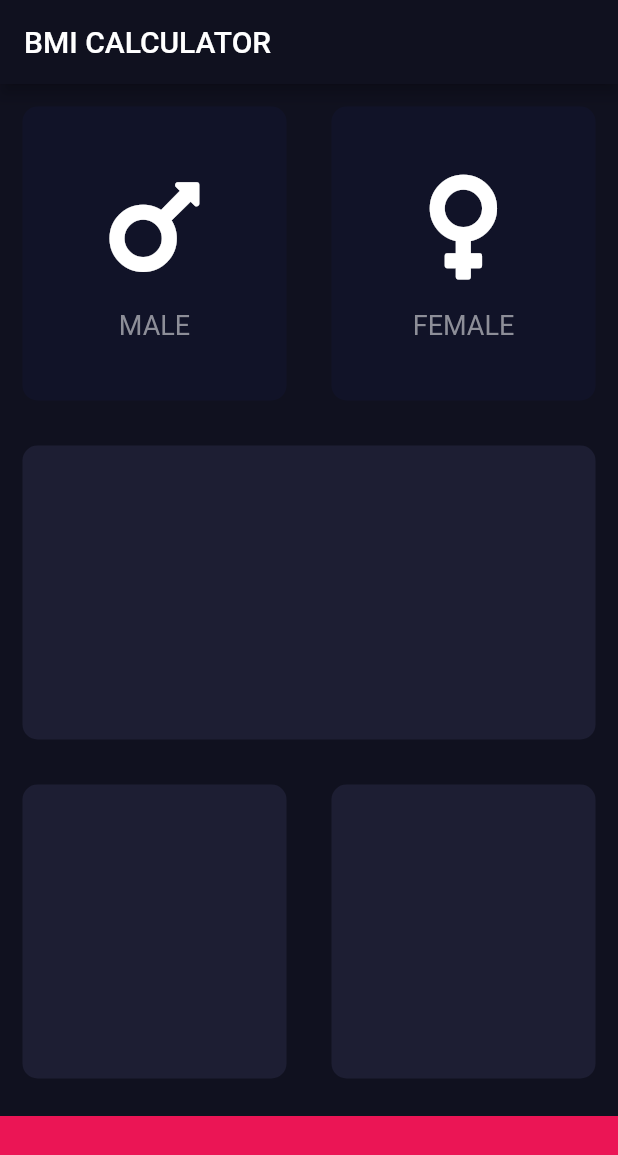
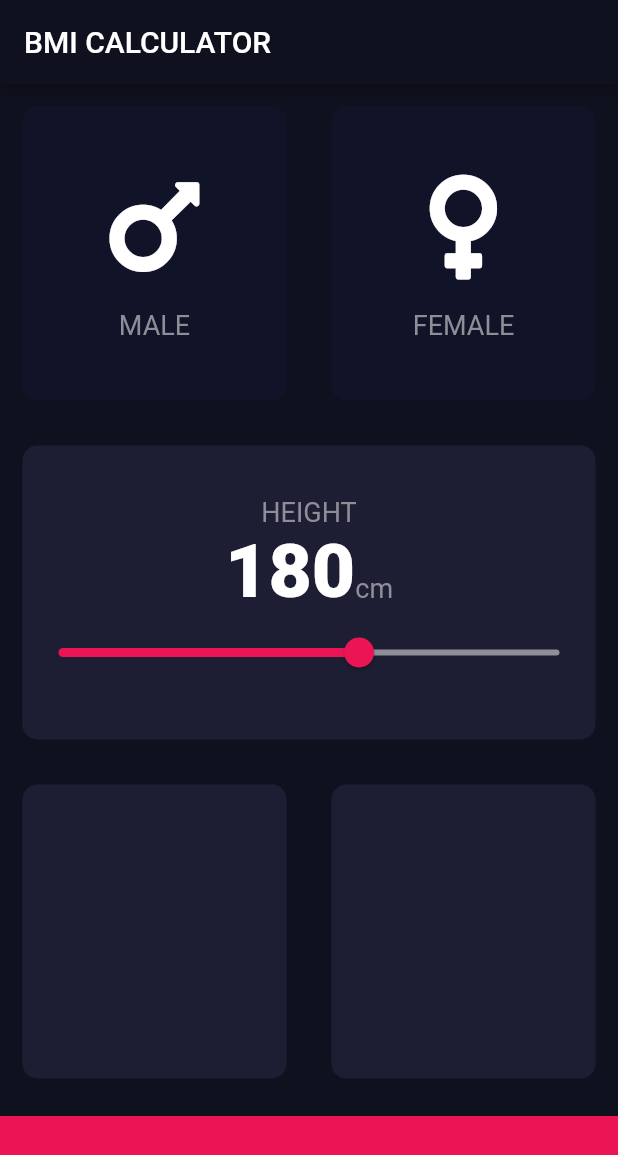
Before and after one commit to mimimimaimai55/bmi_calculator, a Flutter app: the screen it shows after launch, on a phone screen of 412 x 824 dp. Shown: the top 1155 px of the screen. Run offline on Flutter 3.47's test engine with Material 2 defaults, Android fonts, the phone set to English and light mode, and no system bars; our stand-ins replace font_awesome_flutter.

Commit message:
セクション12-130 最後まで完了 身長のスライダー設置まで

```diff
--- /dev/null
+++ b/lib/constants.dart
@@ -0,0 +1,18 @@
+import 'package:flutter/material.dart';
+
+
+const kBottomContainerHeight = 80.0;
+const kActiveCardColour = Color(0xff1D1E33);
+const kInactiveCardColour = Color(0xff111328);
+const kBottomContainerColour = Color(0xFFEB1555);
+
+
+const kLabelTextStyle = TextStyle(
+    fontSize: 18.0,
+    color: Color(0xFF8D8E98)
+);
+
+const kNumberTextStyle =  TextStyle(
+  fontSize: 50.0,
+  fontWeight: FontWeight.w900,
+);
--- a/lib/icon_content.dart
+++ b/lib/icon_content.dart
@@ -1,9 +1,5 @@
 import 'package:flutter/material.dart';
-
-const labelTextStyle = TextStyle(
-    fontSize: 18.0,
-    color: Color(0xFF8D8E98)
-);
+import 'constants.dart';
 
 class IconContent extends StatelessWidget {
 
@@ -26,7 +22,7 @@ class IconContent extends StatelessWidget {
         ),
         Text(
             label!,
-            style: labelTextStyle,
+            style: kLabelTextStyle,
         )
       ],
     );
--- a/lib/input_page.dart
+++ b/lib/input_page.dart
@@ -2,11 +2,7 @@ import 'package:flutter/material.dart';
 import 'package:font_awesome_flutter/font_awesome_flutter.dart';
 import 'icon_content.dart';
 import 'reusable_card.dart';
-
-const bottomContainerHeight = 80.0;
-const activeCardColour = Color(0xff1D1E33);
-const inactiveCardColour = Color(0xff111328);
-const bottomContainerColour = Color(0xFFEB1555);
+import 'constants.dart';
 
 enum Gender {
   male,
@@ -21,32 +17,7 @@ class InputPage extends StatefulWidget {
 class _InputPageState extends State<InputPage> {
 
   Gender? selectedGender;
-
-  // Color maleCardColour = inactiveCardColour;
-  // Color femaleCardColour = inactiveCardColour;
-
-  // //1 = male, 2 = female
-  // void updateColour(Gender selectedGender) {
-  //   //male card pressed
-  //   if (selectedGender == Gender.male) {
-  //     if (maleCardColour == inactiveCardColour) {
-  //       maleCardColour = activeCardColour;
-  //       femaleCardColour = inactiveCardColour;
-  //     } else {
-  //       maleCardColour = inactiveCardColour;
-  //     }
-  //   }
-  //   //女性のカードが押された時
-  //   if (selectedGender == Gender.female) {
-  //     if (femaleCardColour == inactiveCardColour) {
-  //       femaleCardColour = activeCardColour;
-  //       maleCardColour = inactiveCardColour;
-  //     } else {
-  //       femaleCardColour = inactiveCardColour;
-  //     }
-  //   }
-  // }
-
+  int height = 180;
 
     @override
     Widget build(BuildContext context) {
@@ -55,43 +26,75 @@ class _InputPageState extends State<InputPage> {
           title: Text('BMI CALCULATOR'),
         ),
         body: Column(
+          crossAxisAlignment: CrossAxisAlignment.stretch,
           children: <Widget>[
             Expanded(
                 child: Row(
                   children: <Widget>[
                     Expanded(
-                      child: GestureDetector(
-                        onTap: () {
+                      child: ReusableCard(
+                        onPress: (){
                           setState(() {
                             selectedGender = Gender.male;
                           });
                         },
-                        child: ReusableCard(
-                          colour: selectedGender == Gender.male ? activeCardColour : inactiveCardColour,
-                          cardChild: IconContent(
-                              icon: FontAwesomeIcons.mars, label: 'MALE'),
-                        ),
+                        colour: selectedGender == Gender.male ? kActiveCardColour : kInactiveCardColour,
+                        cardChild: IconContent(
+                            icon: FontAwesomeIcons.mars, label: 'MALE'),
                       ),
                     ),
                     Expanded(
-                      child: GestureDetector(
-                        onTap: (){
+                      child: ReusableCard(
+                        onPress: (){
                           setState(() {
                             selectedGender = Gender.female;
                           });
                         },
-                        child: ReusableCard(
-                          colour: selectedGender == Gender.female ? activeCardColour : inactiveCardColour,
-                          cardChild: IconContent(
-                              icon: FontAwesomeIcons.venus, label: 'FEMALE'),
-                        ),
+                        colour: selectedGender == Gender.female ? kActiveCardColour : kInactiveCardColour,
+                        cardChild: IconContent(
+                            icon: FontAwesomeIcons.venus, label: 'FEMALE'),
                       ),
                     )
                   ],
                 )),
             Expanded(
               child: ReusableCard(
-                colour: activeCardColour,
+                colour: kActiveCardColour,
+                cardChild: Column(
+                  mainAxisAlignment: MainAxisAlignment.center,
+                  children: <Widget>[
+                    Text('HEIGHT',
+                      style: kLabelTextStyle,
+                    ),
+                    Row(
+                      mainAxisAlignment: MainAxisAlignment.center,
+                      crossAxisAlignment: CrossAxisAlignment.baseline,
+                      textBaseline: TextBaseline.alphabetic,
+                      children: <Widget>[
+                        Text(
+                          height.toString(),
+                          style:kNumberTextStyle,
+                        ),
+                        Text(
+                          'cm',
+                          style: kLabelTextStyle,
+                        )
+                      ],
+                    ),
+                    Slider(
+                      value: height.toDouble(),
+                      min: 120.0,
+                      max: 220.0,
+                      activeColor: Color(0xffeb1555),
+                      inactiveColor: Color(0xff8d8e98),
+                      onChanged: (double newValue){
+                        setState(() {
+                          height =  newValue.round();
+                        });
+                      },
+                    ),
+                  ],
+                )
               ),
             ),
             Expanded(
@@ -99,21 +102,21 @@ class _InputPageState extends State<InputPage> {
                   children: <Widget>[
                     Expanded(
                       child: ReusableCard(
-                        colour: activeCardColour,
+                        colour: kActiveCardColour,
                       ),
                     ),
                     Expanded(
                       child: ReusableCard(
-                        colour: activeCardColour,
+                        colour: kActiveCardColour,
                       ),
                     ),
                   ],
                 )),
             Container(
-              color: bottomContainerColour,
+              color: kBottomContainerColour,
               margin: EdgeInsets.only(top: 10.0),
               width: double.infinity,
-              height: bottomContainerHeight,
+              height: kBottomContainerHeight,
             ),
           ],
         ),
--- a/lib/reusable_card.dart
+++ b/lib/reusable_card.dart
@@ -1,19 +1,23 @@
 import 'package:flutter/material.dart';
 
 class ReusableCard extends StatelessWidget {
-  ReusableCard({@required this.colour, this.cardChild});
+  ReusableCard({@required this.colour, this.cardChild, this.onPress});
 
   final Color? colour;
   final Widget? cardChild;
+  final VoidCallback? onPress;
 
   @override
   Widget build(BuildContext context) {
-    return Container(
-      child: cardChild,
-      margin: EdgeInsets.all(15.0),
-      decoration: BoxDecoration(
-        color: colour,
-        borderRadius: BorderRadius.circular(10.0),
+    return GestureDetector(
+      onTap: onPress,
+      child: Container(
+        child: cardChild,
+        margin: EdgeInsets.all(15.0),
+        decoration: BoxDecoration(
+          color: colour,
+          borderRadius: BorderRadius.circular(10.0),
+        ),
       ),
     );
   }
```
